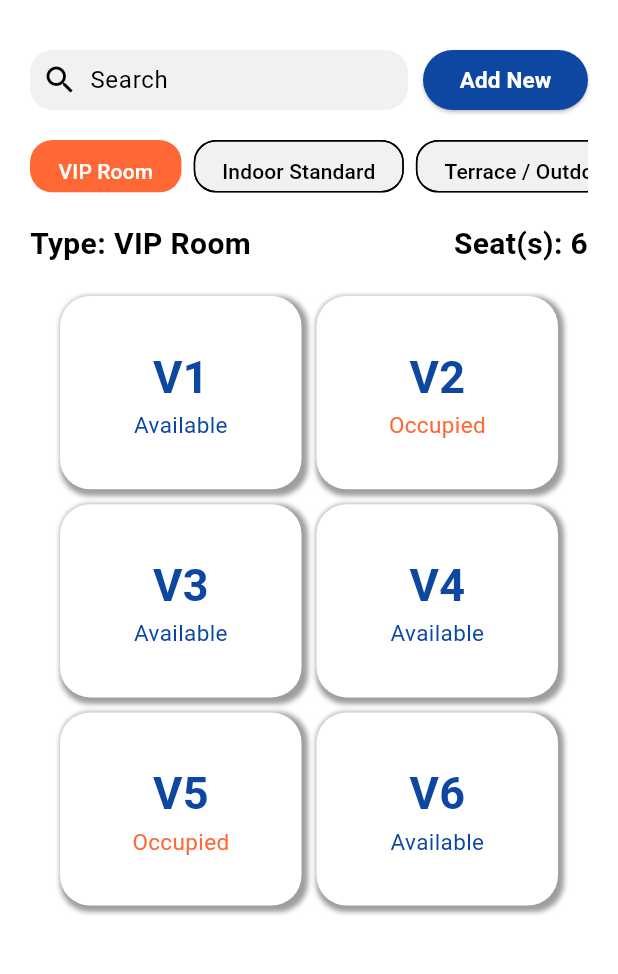
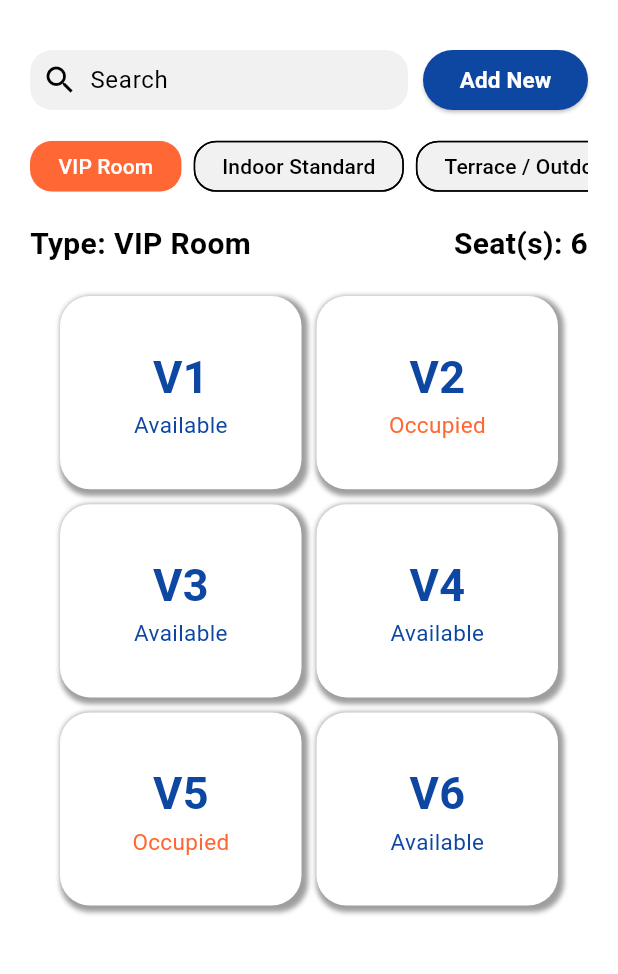
Before and after one commit to muong-gekheang/Capstone-project-queue-station, a Flutter app: the TableManagementScreen screen opened directly, on a phone screen of 412 x 824 dp, the part 64-1038 px from its top. Run offline on Flutter 3.47's test engine with Material 3 defaults, Android fonts, the phone set to English and light mode, and no system bars; our stand-ins replace dotted_line, fl_chart, flutter_slidable, flutter_svg, image_picker, material_symbols_icons.

Commit message:
fixing table management UI

```diff
--- a/lib/ui/widgets/custom_dialog.dart
+++ b/lib/ui/widgets/custom_dialog.dart
@@ -16,7 +16,7 @@ class CustomDialog extends StatelessWidget {
   Widget build(BuildContext context) {
     return Dialog(
       constraints: BoxConstraints(
-        maxWidth: (MediaQuery.of(context).size.width * 0.7).clamp(0.0, 400.0),
+        maxWidth: (MediaQuery.of(context).size.width * 0.8).clamp(0.0, 500.0),
       ),
       surfaceTintColor: Colors.white,
       shape: RoundedRectangleBorder(borderRadius: BorderRadius.circular(12)),
--- a/lib/ui/widgets/table_chip_category.dart
+++ b/lib/ui/widgets/table_chip_category.dart
@@ -49,7 +49,7 @@ class CategoryChips extends StatelessWidget {
                 Padding(
                   padding: const EdgeInsets.only(right: 8),
                   child: ChoiceChip(
-                    padding: const EdgeInsets.all(10),
+                    padding: const EdgeInsets.symmetric(horizontal: 10),
                     label: Text(
                       tableData[index].type,
                       style: TextStyle(
@@ -79,7 +79,7 @@ class CategoryChips extends StatelessWidget {
             return Padding(
               padding: const EdgeInsets.only(right: 8),
               child: ChoiceChip(
-                padding: const EdgeInsets.all(10),
+                padding: const EdgeInsets.symmetric(horizontal: 10),
                 label: Text(
                   tableData[index].type,
                   style: TextStyle(
```
Also changed, not shown: lib/ui/screens/store_side/store_management/table_management_screen.dart (+9 -6 lines).
